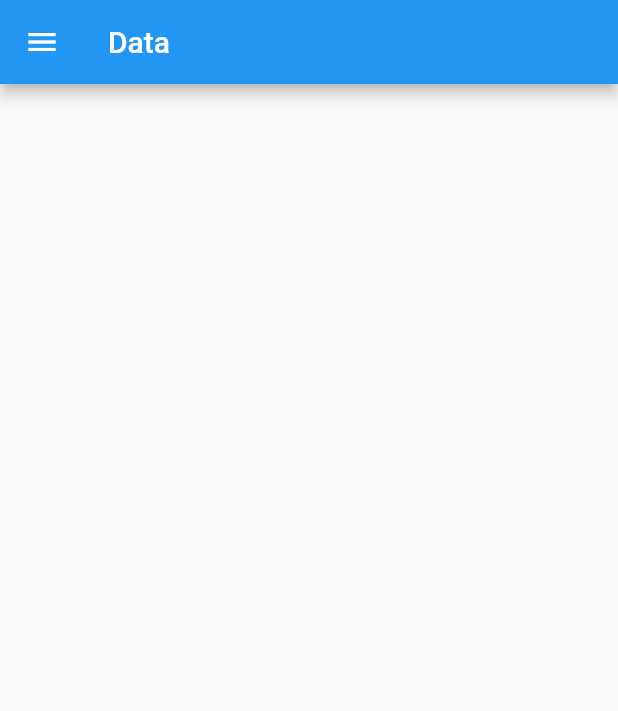
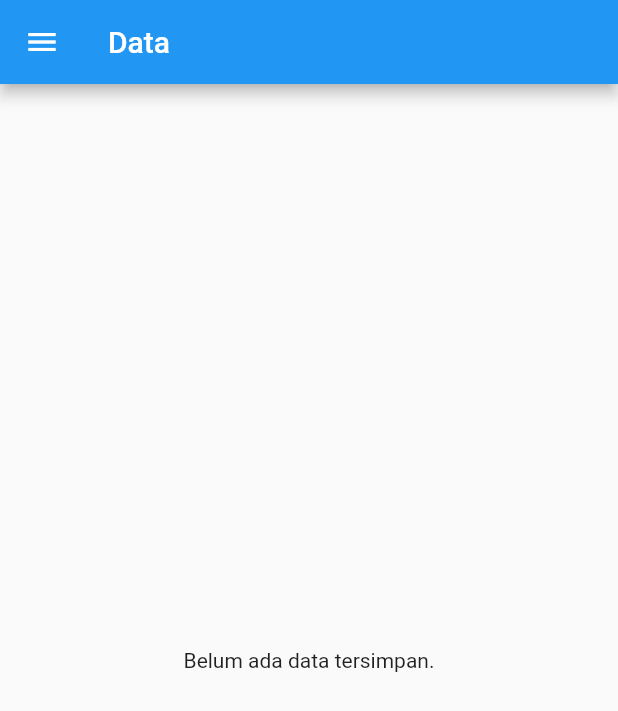
Before and after one commit to mariaadannies/pbp-flutter-app, a Flutter app: the screen it shows after launch, in the side drawer, after a tap on "Data Budget", on a phone screen of 412 x 824 dp. Shown: the top 711 px of the screen. Run offline on Flutter 3.47's test engine with Material 2 defaults, Android fonts, the phone set to English and light mode, and no system bars.

Commit message:
list kosong

```diff
--- a/lib/data.dart
+++ b/lib/data.dart
@@ -68,7 +68,11 @@ class _MyDataPageState extends State<MyDataPage> {
             ],
           ),
         ),
-        body: Container(
+        body: widget.lst.isEmpty
+            ? Center(
+                child: Text('Belum ada data tersimpan.'),
+              )
+            : Container(
                 padding: const EdgeInsets.all(10),
                 child: ListView.builder(
                   itemCount: widget.lst.length,
```
Lines whose indentation alone changed are shown as unchanged.
